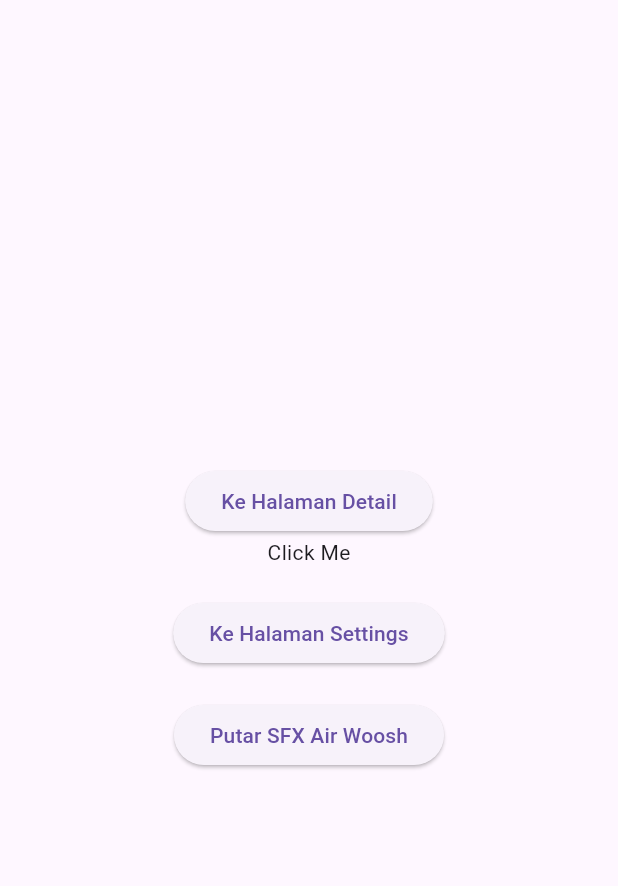
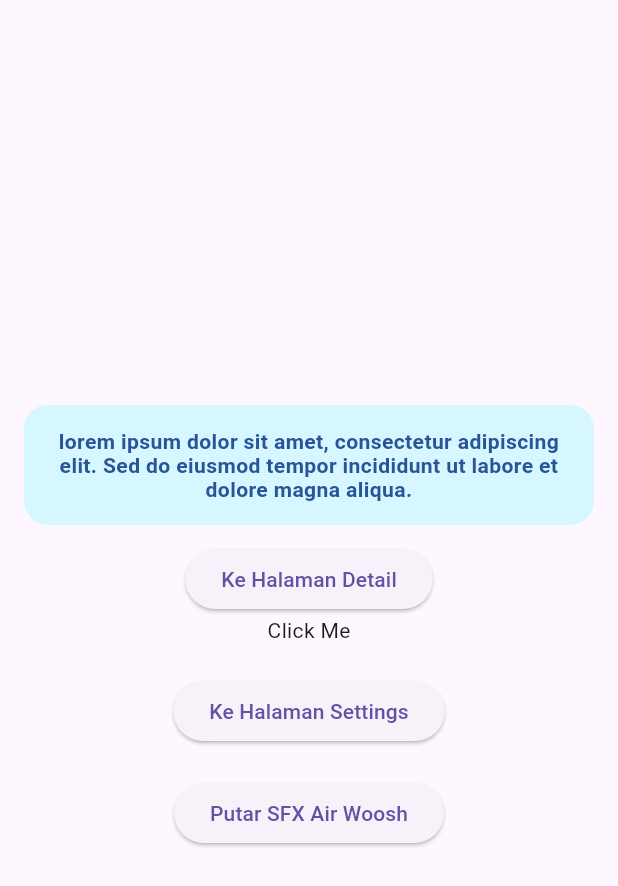
Before and after one commit to Greek-Cp/helper_animation, a Flutter app: the screen it shows after launch, on a phone screen of 412 x 824 dp. Shown: the top 886 px of the screen. Run offline on Flutter 3.47's test engine with Material 3 defaults, Android fonts, the phone set to English and light mode, and no system bars; our stand-ins replace just_audio.

```diff
--- a/example/lib/main.dart
+++ b/example/lib/main.dart
@@ -67,6 +67,9 @@ class _HomePageState extends State<HomePage> {
           child: Column(
             mainAxisAlignment: MainAxisAlignment.center,
             children: [
+              GameInstructionSet(
+                  text:
+                      "lorem ipsum dolor sit amet, consectetur adipiscing elit. Sed do eiusmod tempor incididunt ut labore et dolore magna aliqua."),
               // Tombol dengan suara saat diklik
               ElevatedButton(
                 onPressed: () {
--- a/lib/helper_animation.dart
+++ b/lib/helper_animation.dart
@@ -7,3 +7,4 @@ export 'utils/position_calculator.dart';
 export 'feature_animator_draggable/draggable_animation.dart';
 export 'widgets/game_instruction_set_widget.dart';
 export 'sound_manager/sound_manager.dart';
+export 'constants/app_size.dart';
```
Also changed, not shown: lib/constants/app_size.dart (added, +7 -0 lines).
